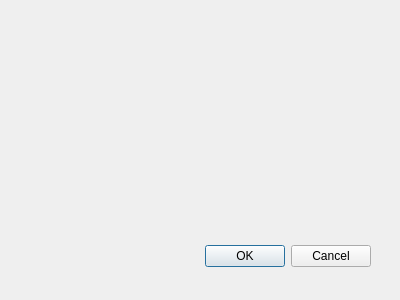
Qt form statswindow.ui (juzzzzzt/SpaceMissions) before a commit.
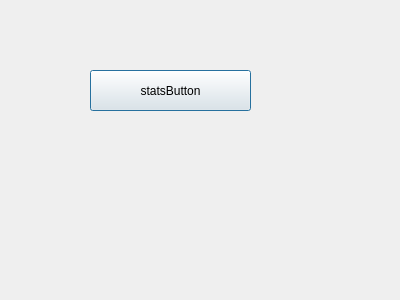
The same form after that commit.

Patch:
```diff
--- a/statswindow.ui
+++ b/statswindow.ui
@@ -15,20 +15,17 @@
   <property name="windowTitle" >
    <string>Dialog</string>
   </property>
-  <widget class="QDialogButtonBox" name="buttonBox" >
-   <property name="geometry" >
+  <widget class="QPushButton" name="pushButton">
+   <property name="geometry">
     <rect>
-     <x>30</x>
-     <y>240</y>
-     <width>341</width>
-     <height>32</height>
+     <x>90</x>
+     <y>70</y>
+     <width>161</width>
+     <height>41</height>
     </rect>
    </property>
-   <property name="orientation" >
-    <enum>Qt::Horizontal</enum>
-   </property>
-   <property name="standardButtons" >
-    <set>QDialogButtonBox::Cancel|QDialogButtonBox::Ok</set>
+   <property name="text">
+    <string>statsButton</string>
    </property>
   </widget>
  </widget>
```
Left out of the diff: 49 changed lines with no effect on the pictures.
